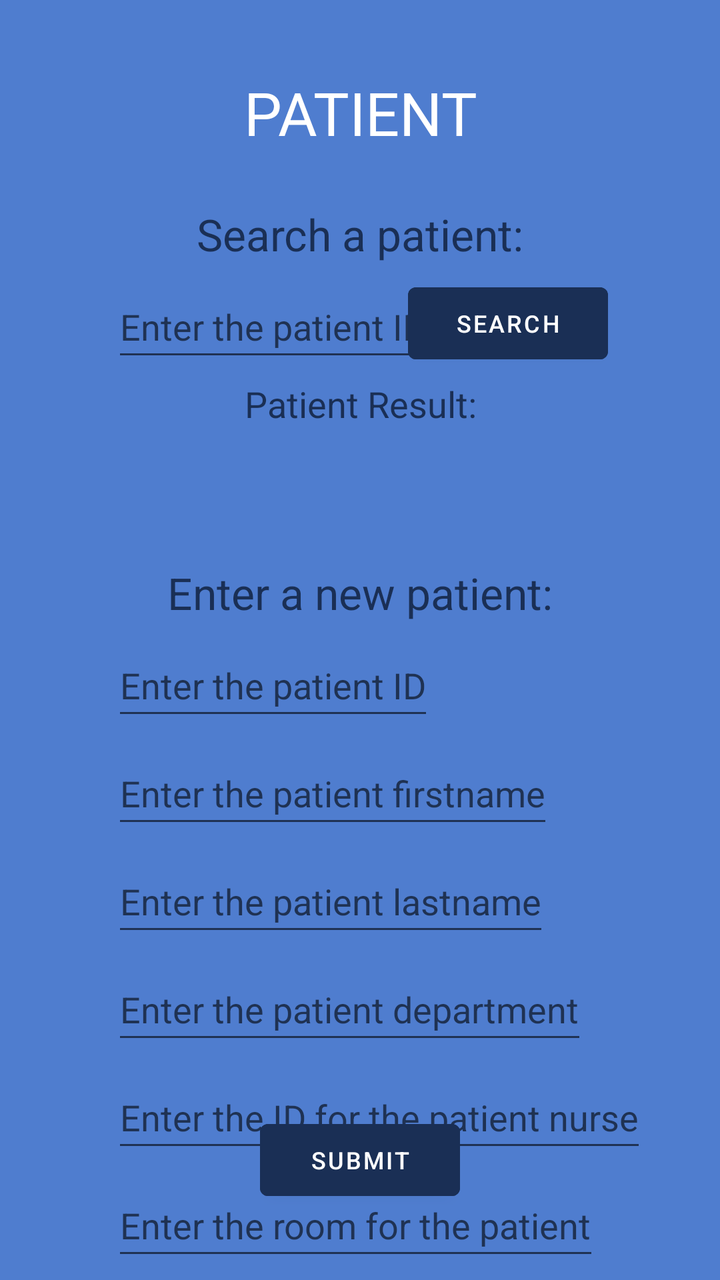
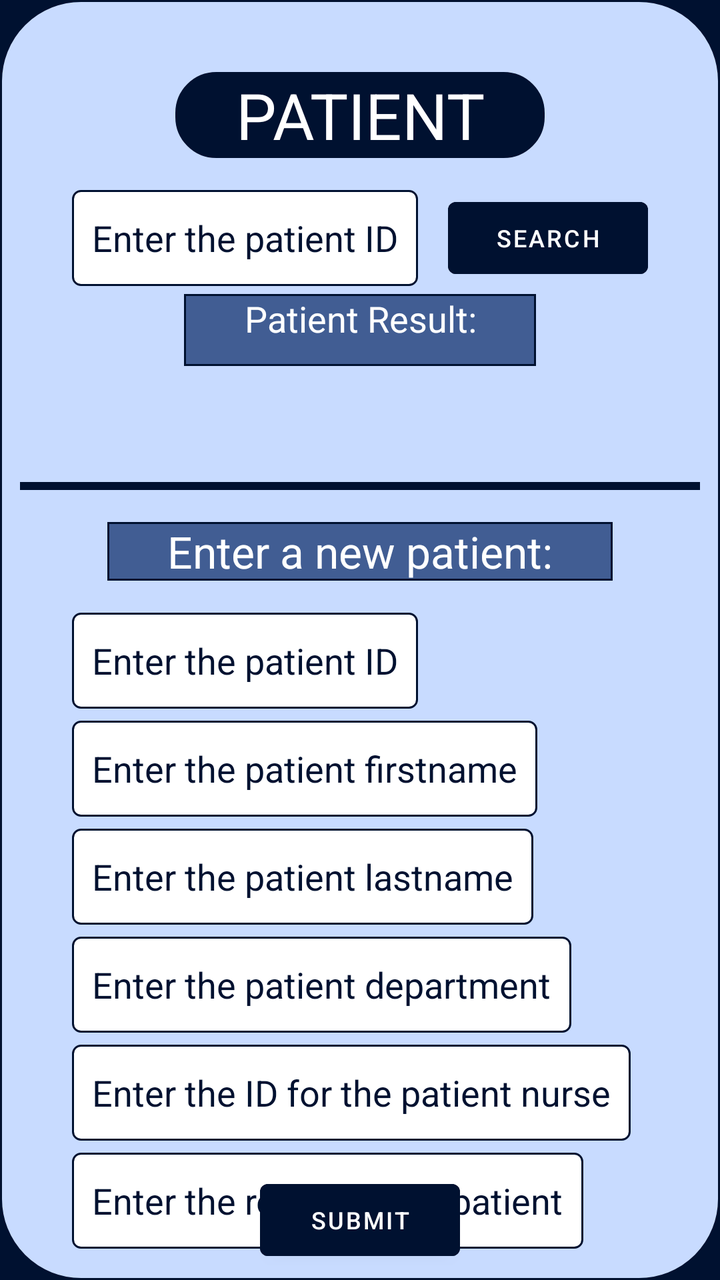

An Android layout rendered at two revisions. The XML below is the earlier revision; the diff shows what the commit changed to produce the second picture.
<!-- AndroidManifest.xml: application theme Theme.Alexandermaynard_COMP304Lab3_Ex1 -->
<!-- res/layout/activity_patient.xml -->
<?xml version="1.0" encoding="utf-8"?>
<androidx.constraintlayout.widget.ConstraintLayout xmlns:android="http://schemas.android.com/apk/res/android"
    xmlns:app="http://schemas.android.com/apk/res-auto"
    xmlns:tools="http://schemas.android.com/tools"
    android:id="@+id/main"
    android:layout_width="match_parent"
    android:layout_height="match_parent"
    tools:context=".Patient">

    <TextView
        android:id="@+id/patient_title"
        style="@style/title_text"
        android:layout_width="wrap_content"
        android:layout_height="wrap_content"
        android:layout_marginTop="36dp"
        android:text="@string/patient_title"
        app:layout_constraintEnd_toEndOf="parent"
        app:layout_constraintStart_toStartOf="parent"
        app:layout_constraintTop_toTopOf="parent" />

    <TextView
        android:id="@+id/search_patient_title"
        style="@style/sub_title_text"
        android:layout_width="wrap_content"
        android:layout_height="wrap_content"
        android:layout_marginTop="26dp"
        android:text="@string/search_patient_title"
        app:layout_constraintEnd_toEndOf="parent"
        app:layout_constraintStart_toStartOf="parent"
        app:layout_constraintTop_toBottomOf="@+id/patient_title" />

    <EditText
        android:id="@+id/patient_id_search"
        style="@style/right_aligned_edit_text"
        android:layout_width="wrap_content"
        android:layout_height="48dp"
        android:layout_marginStart="56dp"
        android:layout_marginTop="6dp"
        android:autofillHints="enter the patient's ID"
        android:hint="@string/patient_id_hint"
        android:inputType="number"
        app:layout_constraintStart_toStartOf="parent"
        app:layout_constraintTop_toBottomOf="@+id/search_patient_title" />

    <Button
        android:id="@+id/search_patient_btn"
        style="@style/regular_button"
        android:layout_marginTop="6dp"
        android:layout_marginEnd="56dp"
        android:text="@string/search_btn_text"
        app:layout_constraintEnd_toEndOf="parent"
        app:layout_constraintTop_toBottomOf="@+id/search_patient_title" />

    <TextView
        android:id="@+id/enter_patient_title"
        style="@style/sub_title_text"
        android:text="@string/enter_patient_title"
        app:layout_constraintEnd_toEndOf="parent"
        app:layout_constraintStart_toStartOf="parent"
        app:layout_constraintTop_toBottomOf="@+id/patient_result" />

    <TextView
        android:id="@+id/patient_result_title"
        style="@style/regular_text_view"
        android:text="@string/patient_result_text_prompt"
        app:layout_constraintEnd_toEndOf="parent"
        app:layout_constraintStart_toStartOf="parent"
        app:layout_constraintTop_toBottomOf="@+id/patient_id_search" />

    <TextView
        android:id="@+id/patient_result"
        style="@style/regular_text_view"
        android:text=""
        app:layout_constraintEnd_toEndOf="parent"
        app:layout_constraintStart_toStartOf="parent"
        app:layout_constraintTop_toBottomOf="@+id/patient_result_title" />


    <EditText
        android:id="@+id/patient_id_entry"
        style="@style/right_aligned_edit_text"
        android:autofillHints="enter the patient's id"
        android:hint="@string/patient_id_hint"
        android:inputType="number"
        app:layout_constraintStart_toStartOf="parent"
        app:layout_constraintTop_toBottomOf="@+id/enter_patient_title" />

    <EditText
        android:id="@+id/patient_firstname_entry"
        style="@style/right_aligned_edit_text"
        android:autofillHints="enter the patient's firstname"
        android:hint="@string/patient_firstname_hint"
        android:inputType="text"
        app:layout_constraintStart_toStartOf="parent"
        app:layout_constraintTop_toBottomOf="@+id/patient_id_entry" />

    <EditText
        android:id="@+id/patient_lastname_entry"
        style="@style/right_aligned_edit_text"
        android:autofillHints="enter the patient's lastname"
        android:hint="@string/patient_lastname_hint"
        android:inputType="text"
        app:layout_constraintStart_toStartOf="parent"
        app:layout_constraintTop_toBottomOf="@+id/patient_firstname_entry" />

    <EditText
        android:id="@+id/patient_department_entry"
        style="@style/right_aligned_edit_text"
        android:autofillHints="enter the patient's department"
        android:hint="@string/patient_department_hint"
        android:inputType="text"
        app:layout_constraintStart_toStartOf="parent"
        app:layout_constraintTop_toBottomOf="@+id/patient_lastname_entry" />

    <EditText
        android:id="@+id/patient_nurse_id"
        style="@style/right_aligned_edit_text"
        android:autofillHints="enter the ID for the patient's nurse"
        android:hint="@string/patient_nurse_id_hint"
        android:inputType="number"
        app:layout_constraintStart_toStartOf="parent"
        app:layout_constraintTop_toBottomOf="@+id/patient_department_entry" />

    <EditText
        android:id="@+id/patient_room_entry"
        style="@style/right_aligned_edit_text"
        android:autofillHints="enter the room number of the patient"
        android:hint="@string/patient_room_hint"
        android:inputType="number"
        app:layout_constraintStart_toStartOf="parent"
        app:layout_constraintTop_toBottomOf="@+id/patient_nurse_id" />

    <Button
        android:id="@+id/submit_btn"
        style="@style/regular_button"
        android:text="@string/submit_btn_text"
        app:layout_constraintBottom_toBottomOf="parent"
        app:layout_constraintEnd_toEndOf="parent"
        app:layout_constraintStart_toStartOf="parent" />

</androidx.constraintlayout.widget.ConstraintLayout>
<!-- resources referenced by this layout -->
<resources>
  <string name="search_patient_title">Search a patient:</string>
  <style name="regular_button">
          <item name="android:layout_width">100dp</item>
          <item name="android:layout_height">48dp</item>
          <item name="android:textColor">@color/white</item>
          <item name="android:backgroundTint">@color/dark_blue</item>
          <item name="android:layout_marginBottom">36dp</item>
          <item name="android:textSize">12sp</item>
      </style>
  <style name="regular_text_view">
          <item name="android:layout_width">match_parent</item>
          <item name="android:layout_height">36dp</item>
          <item name="android:layout_marginTop">4dp</item>
          <item name="android:textAlignment">center</item>
      </style>
  <style name="right_aligned_edit_text">
          <item name="android:layout_width">wrap_content</item>
          <item name="android:layout_height">48dp</item>
          <item name="android:textColor">@color/black</item>
          <item name="android:layout_marginTop">6dp</item>
          <item name="android:layout_marginStart">56dp</item>
      </style>
  <style name="sub_title_text">
          <item name="android:textSize">22sp</item>
          <item name="android:textColor">@color/dark_blue</item>
          <item name="android:textAlignment">center</item>
          <item name="android:layout_marginTop">16dp</item>
          <item name="layout_constraintVertical_bias">0.392</item>
          <item name="android:layout_width">wrap_content</item>
          <item name="android:layout_height">wrap_content</item>
      </style>
  <style name="title_text">
          <item name="android:textSize">30sp</item>
          <item name="android:textColor">@color/white</item>
          <item name="android:textAlignment">center</item>
          <item name="android:layout_marginTop">26dp</item>
          <item name="layout_constraintVertical_bias">0.392</item>
          <item name="android:layout_width">wrap_content</item>
          <item name="android:layout_height">wrap_content</item>
      </style>
  <color name="dark_blue">#1A2F55</color>
  <color name="black">#FF000000</color>
  <style name="Base.Theme.Alexandermaynard_COMP304Lab3_Ex1" parent="Theme.MaterialComponents.DayNight.DarkActionBar">
          
          <item name="colorPrimary">@color/dark_blue</item>
          <item name="colorSecondary">@color/white</item>
          <item name="android:textColor">@color/dark_blue</item>
          <item name="android:windowBackground">@color/light_blue</item>
          <item name="android:textSize">18sp</item>
      </style>
  <color name="light_blue">#4F7DCF</color>
  <!-- unchanged entries left out for length: 13 -->
</resources>

<!-- the commit's change to res/layout/activity_patient.xml (unified diff, before → after) -->
@@ -5,8 +5,11 @@
     android:id="@+id/main"
     android:layout_width="match_parent"
     android:layout_height="match_parent"
+    style="@style/activity_frame_layout_margin"
+    android:background="@drawable/content_frame_border"
     tools:context=".Patient">
 
+    
     <TextView
         android:id="@+id/patient_title"
         style="@style/title_text"
@@ -14,77 +17,102 @@
         android:layout_height="wrap_content"
         android:layout_marginTop="36dp"
         android:text="@string/patient_title"
+        android:background="@drawable/title_border"
         app:layout_constraintEnd_toEndOf="parent"
         app:layout_constraintStart_toStartOf="parent"
         app:layout_constraintTop_toTopOf="parent" />
 
-    <TextView
-        android:id="@+id/search_patient_title"
-        style="@style/sub_title_text"
-        android:layout_width="wrap_content"
-        android:layout_height="wrap_content"
-        android:layout_marginTop="26dp"
-        android:text="@string/search_patient_title"
-        app:layout_constraintEnd_toEndOf="parent"
-        app:layout_constraintStart_toStartOf="parent"
-        app:layout_constraintTop_toBottomOf="@+id/patient_title" />
 
+
+    
+    
+
+    
     <EditText
         android:id="@+id/patient_id_search"
         style="@style/right_aligned_edit_text"
         android:layout_width="wrap_content"
         android:layout_height="48dp"
-        android:layout_marginStart="56dp"
-        android:layout_marginTop="6dp"
+        android:layout_marginTop="16dp"
         android:autofillHints="enter the patient's ID"
+        android:background="@drawable/edit_text_border"
         android:hint="@string/patient_id_hint"
         android:inputType="number"
         app:layout_constraintStart_toStartOf="parent"
-        app:layout_constraintTop_toBottomOf="@+id/search_patient_title" />
+        app:layout_constraintTop_toBottomOf="@+id/patient_title" />
 
+    
     <Button
         android:id="@+id/search_patient_btn"
         style="@style/regular_button"
-        android:layout_marginTop="6dp"
-        android:layout_marginEnd="56dp"
+        android:layout_marginTop="16dp"
+        android:layout_marginEnd="26dp"
         android:text="@string/search_btn_text"
         app:layout_constraintEnd_toEndOf="parent"
-        app:layout_constraintTop_toBottomOf="@+id/search_patient_title" />
+        app:layout_constraintTop_toBottomOf="@+id/patient_title" />
 
-    <TextView
-        android:id="@+id/enter_patient_title"
-        style="@style/sub_title_text"
-        android:text="@string/enter_patient_title"
-        app:layout_constraintEnd_toEndOf="parent"
-        app:layout_constraintStart_toStartOf="parent"
-        app:layout_constraintTop_toBottomOf="@+id/patient_result" />
-
+    
     <TextView
         android:id="@+id/patient_result_title"
         style="@style/regular_text_view"
         android:text="@string/patient_result_text_prompt"
+        android:background="@drawable/sub_title_border"
         app:layout_constraintEnd_toEndOf="parent"
         app:layout_constraintStart_toStartOf="parent"
         app:layout_constraintTop_toBottomOf="@+id/patient_id_search" />
 
+    
     <TextView
         android:id="@+id/patient_result"
         style="@style/regular_text_view"
         android:text=""
         app:layout_constraintEnd_toEndOf="parent"
         app:layout_constraintStart_toStartOf="parent"
+        android:layout_marginTop="6dp"
         app:layout_constraintTop_toBottomOf="@+id/patient_result_title" />
 
+    
+    
 
+    
+    
+
+    
+    <View
+        android:id="@+id/content_divider"
+        android:layout_width="match_parent"
+        android:layout_height="4dp"
+        android:layout_marginTop="16dp"
+        android:background="@color/dark_blue"
+        app:layout_constraintEnd_toEndOf="parent"
+        app:layout_constraintHorizontal_bias="0.0"
+        app:layout_constraintStart_toStartOf="parent"
+        app:layout_constraintTop_toBottomOf="@+id/patient_result" />
+
+    
+    <TextView
+        android:id="@+id/enter_patient_title"
+        style="@style/sub_title_text"
+        android:layout_marginTop="16dp"
+        android:text="@string/enter_patient_title"
+        android:background="@drawable/sub_title_border"
+        app:layout_constraintEnd_toEndOf="parent"
+        app:layout_constraintStart_toStartOf="parent"
+        app:layout_constraintTop_toBottomOf="@+id/content_divider" />
+
+    
     <EditText
         android:id="@+id/patient_id_entry"
         style="@style/right_aligned_edit_text"
+        android:layout_marginTop="16dp"
         android:autofillHints="enter the patient's id"
+        android:background="@drawable/edit_text_border"
         android:hint="@string/patient_id_hint"
         android:inputType="number"
         app:layout_constraintStart_toStartOf="parent"
         app:layout_constraintTop_toBottomOf="@+id/enter_patient_title" />
 
+    
     <EditText
         android:id="@+id/patient_firstname_entry"
         style="@style/right_aligned_edit_text"
@@ -92,8 +120,10 @@
         android:hint="@string/patient_firstname_hint"
         android:inputType="text"
         app:layout_constraintStart_toStartOf="parent"
+        android:background="@drawable/edit_text_border"
         app:layout_constraintTop_toBottomOf="@+id/patient_id_entry" />
 
+    
     <EditText
         android:id="@+id/patient_lastname_entry"
         style="@style/right_aligned_edit_text"
@@ -101,8 +131,10 @@
         android:hint="@string/patient_lastname_hint"
         android:inputType="text"
         app:layout_constraintStart_toStartOf="parent"
+        android:background="@drawable/edit_text_border"
         app:layout_constraintTop_toBottomOf="@+id/patient_firstname_entry" />
 
+    
     <EditText
         android:id="@+id/patient_department_entry"
         style="@style/right_aligned_edit_text"
@@ -110,8 +142,10 @@
         android:hint="@string/patient_department_hint"
         android:inputType="text"
         app:layout_constraintStart_toStartOf="parent"
+        android:background="@drawable/edit_text_border"
         app:layout_constraintTop_toBottomOf="@+id/patient_lastname_entry" />
 
+    
     <EditText
         android:id="@+id/patient_nurse_id"
         style="@style/right_aligned_edit_text"
@@ -119,8 +153,10 @@
         android:hint="@string/patient_nurse_id_hint"
         android:inputType="number"
         app:layout_constraintStart_toStartOf="parent"
+        android:background="@drawable/edit_text_border"
         app:layout_constraintTop_toBottomOf="@+id/patient_department_entry" />
 
+    
     <EditText
         android:id="@+id/patient_room_entry"
         style="@style/right_aligned_edit_text"
@@ -128,8 +164,10 @@
         android:hint="@string/patient_room_hint"
         android:inputType="number"
         app:layout_constraintStart_toStartOf="parent"
+        android:background="@drawable/edit_text_border"
         app:layout_constraintTop_toBottomOf="@+id/patient_nurse_id" />
 
+    
     <Button
         android:id="@+id/submit_btn"
         style="@style/regular_button"
@@ -138,4 +176,7 @@
         app:layout_constraintEnd_toEndOf="parent"
         app:layout_constraintStart_toStartOf="parent" />
 
+    
+    
+
 </androidx.constraintlayout.widget.ConstraintLayout>
<!-- resource entries referenced after the edit -->
@@ -1,16 +1,15 @@
 <!-- resources referenced by this layout -->
 <resources>
-  <string name="search_patient_title">Search a patient:</string>
   <style name="regular_button">
           <item name="android:layout_width">100dp</item>
           <item name="android:layout_height">48dp</item>
           <item name="android:textColor">@color/white</item>
           <item name="android:backgroundTint">@color/dark_blue</item>
-          <item name="android:layout_marginBottom">36dp</item>
+          <item name="android:layout_marginBottom">6dp</item>
           <item name="android:textSize">12sp</item>
       </style>
   <style name="regular_text_view">
-          <item name="android:layout_width">match_parent</item>
+          <item name="android:layout_width">wrap_content</item>
           <item name="android:layout_height">36dp</item>
           <item name="android:layout_marginTop">4dp</item>
           <item name="android:textAlignment">center</item>
@@ -18,13 +17,13 @@
   <style name="right_aligned_edit_text">
           <item name="android:layout_width">wrap_content</item>
           <item name="android:layout_height">48dp</item>
-          <item name="android:textColor">@color/black</item>
+          <item name="android:textColorHint">@color/dark_blue</item>
+          <item name="android:textColor">@color/dark_blue</item>
           <item name="android:layout_marginTop">6dp</item>
-          <item name="android:layout_marginStart">56dp</item>
+          <item name="android:layout_marginStart">26dp</item>
       </style>
   <style name="sub_title_text">
           <item name="android:textSize">22sp</item>
-          <item name="android:textColor">@color/dark_blue</item>
           <item name="android:textAlignment">center</item>
           <item name="android:layout_marginTop">16dp</item>
           <item name="layout_constraintVertical_bias">0.392</item>
@@ -32,7 +31,7 @@
           <item name="android:layout_height">wrap_content</item>
       </style>
   <style name="title_text">
-          <item name="android:textSize">30sp</item>
+          <item name="android:textSize">32sp</item>
           <item name="android:textColor">@color/white</item>
           <item name="android:textAlignment">center</item>
           <item name="android:layout_marginTop">26dp</item>
@@ -40,17 +39,66 @@
           <item name="android:layout_width">wrap_content</item>
           <item name="android:layout_height">wrap_content</item>
       </style>
-  <color name="dark_blue">#1A2F55</color>
-  <color name="black">#FF000000</color>
+  <color name="dark_blue">#001130</color>
+  <!-- drawable content_frame_border (drawable) -->
+  <?xml version="1.0" encoding="utf-8"?>
+  <shape xmlns:android="http://schemas.android.com/apk/res/android">
+      
+      <solid android:color="@color/light_blue"/>
+      
+      <corners android:radius="40dp"/>
+      
+      <stroke android:width="1dp" android:color="@color/dark_blue"/>
+      
+      <padding android:bottom="0dp" android:left="10dp" android:right="10dp" android:top="0dp"/>
+  </shape>
+  <!-- drawable edit_text_border (drawable) -->
+  <?xml version="1.0" encoding="utf-8"?>
+  <shape xmlns:android="http://schemas.android.com/apk/res/android">
+      
+      <solid android:color="@color/white"/>
+      
+      <corners android:radius="4dp"/>
+      
+      <stroke android:width="1dp" android:color="@color/dark_blue"/>
+      
+      <padding android:bottom="0dp" android:left="10dp" android:right="10dp" android:top="0dp"/>
+  </shape>
+  <!-- drawable sub_title_border (drawable) -->
+  <?xml version="1.0" encoding="utf-8"?>
+  <shape xmlns:android="http://schemas.android.com/apk/res/android">
+      
+      <solid android:color="@color/medium_blue"/>
+      
+      <stroke android:width="1dp" android:color="@color/dark_blue"/>
+      
+      <padding android:bottom="0dp" android:left="30dp" android:right="30dp" android:top="0dp"/>
+  </shape>
+  <!-- drawable title_border (drawable) -->
+  <?xml version="1.0" encoding="utf-8"?>
+  <shape xmlns:android="http://schemas.android.com/apk/res/android">
+      
+      <solid android:color="@color/dark_blue"/>
+      
+      <stroke android:width="1dp" android:color="@color/dark_blue"/>
+      
+      <corners android:radius="20dp"/>
+      
+      <padding android:bottom="0dp" android:left="30dp" android:right="30dp" android:top="0dp"/>
+  </shape>
+  <style name="activity_frame_layout_margin">
+          <item name="android:layout_margin">10dp</item>
+      </style>
   <style name="Base.Theme.Alexandermaynard_COMP304Lab3_Ex1" parent="Theme.MaterialComponents.DayNight.DarkActionBar">
           
           <item name="colorPrimary">@color/dark_blue</item>
           <item name="colorSecondary">@color/white</item>
-          <item name="android:textColor">@color/dark_blue</item>
-          <item name="android:windowBackground">@color/light_blue</item>
+          <item name="android:textColor">@color/white</item>
+          <item name="android:windowBackground">@color/dark_blue</item>
           <item name="android:textSize">18sp</item>
       </style>
-  <color name="light_blue">#4F7DCF</color>
+  <color name="light_blue">#C8DBFF</color>
+  <color name="medium_blue">#415D93</color>
   <!-- unchanged entries left out for length: 13 -->
 </resources>
 
